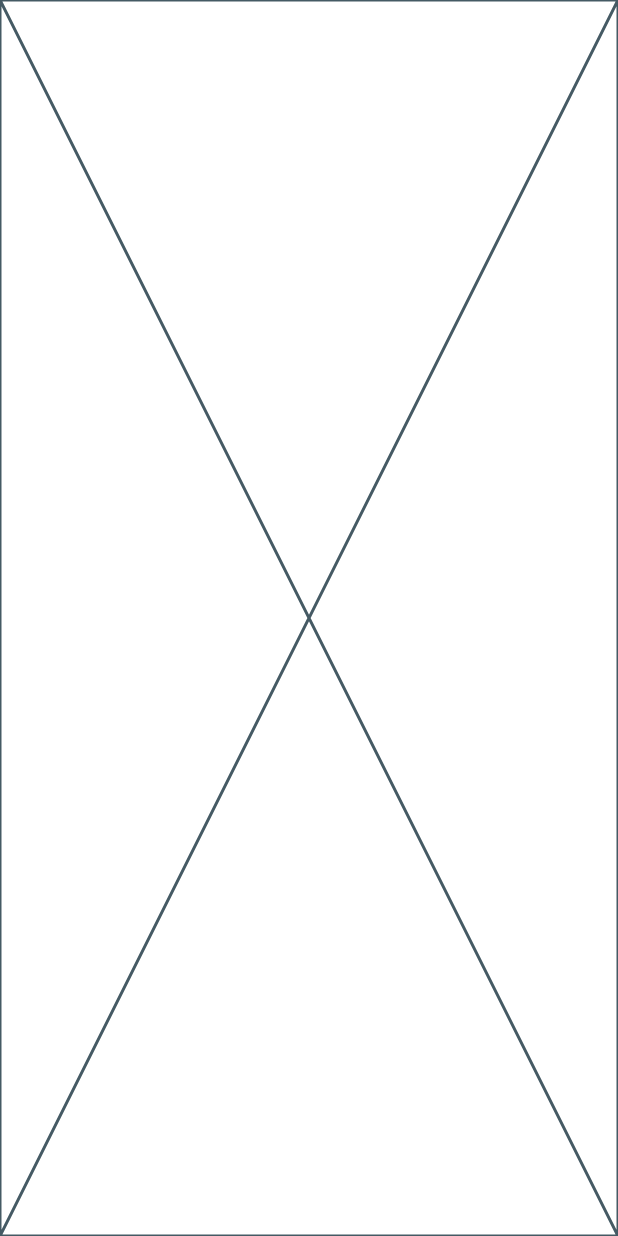
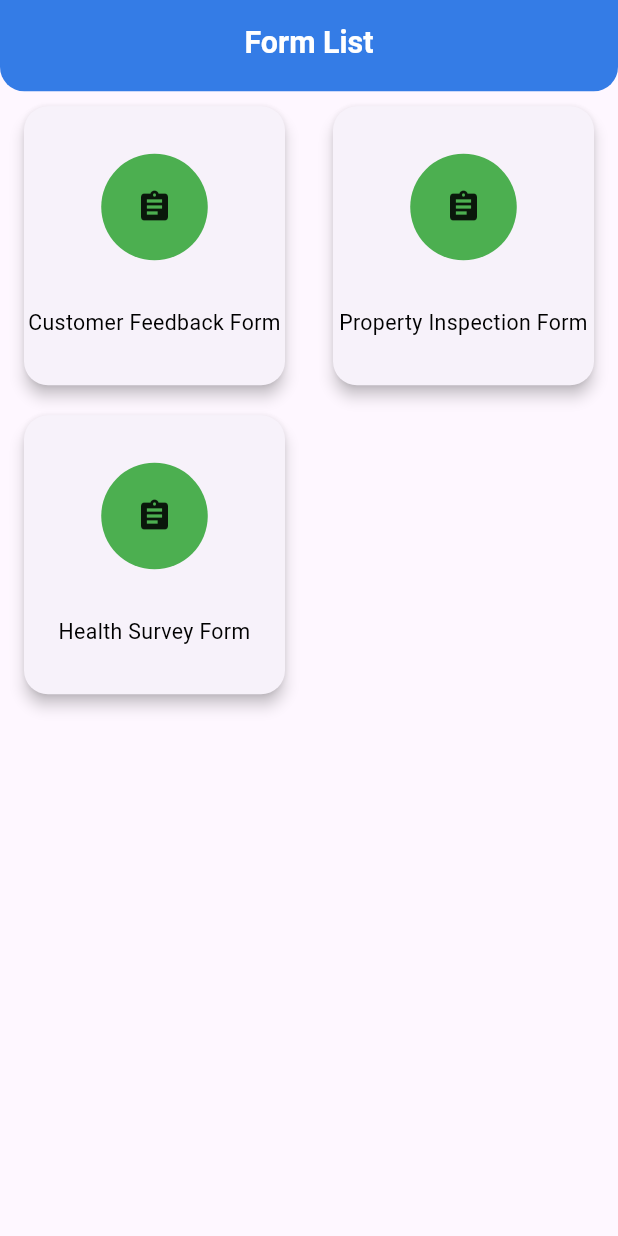
Before and after one commit to JImaruf/Survey-Craft, a Flutter app: the screen it shows after launch, on a phone screen of 412 x 824 dp. Run offline on Flutter 3.47's test engine with Material 3 defaults, Android fonts, the phone set to English and light mode, and no system bars; our stand-ins replace equatable, flutter_bloc, flutter_screenutil.

Commit message:
-app icon updated -form list page -loaded json in form list page successfully

```diff
--- /dev/null
+++ b/lib/config/constants/forms_path.dart
@@ -0,0 +1,5 @@
+class FormsPath {
+  static const String form1 = 'assets/forms/form_1.json';
+  static const String form2 = 'assets/forms/form_2.json';
+  static const String form3 = 'assets/forms/form_3.json';
+}
--- /dev/null
+++ b/lib/data/models/form_model.dart
@@ -0,0 +1,45 @@
+class FormModel {
+  final String formName;
+  final int id;
+  final List<SectionModel> sections;
+
+  FormModel({required this.formName, required this.id, required this.sections});
+
+  factory FormModel.fromJson(Map<String, dynamic> json) => FormModel(
+    formName: json['formName'],
+    id: json['id'],
+    sections: (json['sections'] as List)
+        .map((e) => SectionModel.fromJson(e))
+        .toList(),
+  );
+}
+
+class SectionModel {
+  final String name;
+  final String key;
+  final List<FieldModel> fields;
+
+  SectionModel({required this.name, required this.key, required this.fields});
+
+  factory SectionModel.fromJson(Map<String, dynamic> json) => SectionModel(
+    name: json['name'],
+    key: json['key'],
+    fields: (json['fields'] as List)
+        .map((e) => FieldModel.fromJson(e))
+        .toList(),
+  );
+}
+
+class FieldModel {
+  final int id;
+  final String key;
+  final Map<String, dynamic> properties;
+
+  FieldModel({required this.id, required this.key, required this.properties});
+
+  factory FieldModel.fromJson(Map<String, dynamic> json) => FieldModel(
+    id: json['id'],
+    key: json['key'],
+    properties: json['properties'],
+  );
+}
--- /dev/null
+++ b/lib/logic/bloc/form_list_page/form_list_bloc.dart
@@ -0,0 +1,41 @@
+import 'dart:convert';
+
+import 'package:flutter/services.dart';
+import 'package:flutter_bloc/flutter_bloc.dart';
+import 'package:survey_craft/config/constants/forms_path.dart';
+import 'package:survey_craft/logic/bloc/form_list_page/form_list_event.dart';
+import 'package:survey_craft/logic/bloc/form_list_page/form_list_state.dart';
+
+import '../../../data/models/form_model.dart';
+
+class FormListBloc extends Bloc<FormListEvent,FormListState>{
+  FormListBloc() : super(FormInitialState()){
+
+    LoadFormAssetsEvent();
+
+    on<LoadFormAssetsEvent>((event, emit)  async {
+      List <FormModel> formList = await loadForms();
+      if(formList.isNotEmpty)
+        {
+          emit(FormLoadedState(formList));
+        }
+
+    });
+  }
+
+  Future<List<FormModel>> loadForms() async {
+    final List<String> formAssets = [
+      FormsPath.form1,
+      FormsPath.form2,
+      FormsPath.form3,
+    ];
+
+    final List<FormModel> forms = [];
+    for (final path in formAssets) {
+      final data = await rootBundle.loadString(path);
+      final jsonData = json.decode(data);
+      forms.add(FormModel.fromJson(jsonData));
+    }
+    return forms;
+  }
+}
--- /dev/null
+++ b/lib/logic/bloc/form_list_page/form_list_event.dart
@@ -0,0 +1,4 @@
+abstract class FormListEvent {}
+class LoadFormAssetsEvent extends FormListEvent{
+
+}
--- /dev/null
+++ b/lib/logic/bloc/form_list_page/form_list_state.dart
@@ -0,0 +1,22 @@
+import 'package:equatable/equatable.dart';
+
+import '../../../data/models/form_model.dart';
+
+abstract class FormListState extends Equatable {}
+class FormInitialState extends FormListState{
+
+
+  @override
+  // TODO: implement props
+  List<Object?> get props => [];
+}
+class FormLoadedState extends FormListState{
+  final List<FormModel> formsList;
+
+  FormLoadedState(this.formsList);
+
+
+  @override
+  // TODO: implement props
+  List<Object?> get props => [formsList];
+}
--- a/lib/main.dart
+++ b/lib/main.dart
@@ -1,25 +1,35 @@
 import 'package:flutter/material.dart';
+import 'package:flutter_bloc/flutter_bloc.dart';
 import 'package:flutter_screenutil/flutter_screenutil.dart';
+import 'package:survey_craft/logic/bloc/form_list_page/form_list_bloc.dart';
 import 'package:survey_craft/presentation/pages/splash_screen.dart';
 
 void main() {
   runApp(const MyApp());
 }
+
 class MyApp extends StatelessWidget {
   const MyApp({super.key});
 
   @override
   Widget build(BuildContext context) {
-    return ScreenUtilInit(
+    return MultiBlocProvider(
+
+      providers: [
+        BlocProvider(create: (context) => FormListBloc(),)
+      ],
+      child: ScreenUtilInit(
         designSize: Size(375, 812),
         minTextAdapt: true,
         splitScreenMode: true,
-      builder: (_, child) => MaterialApp(
+        builder: (_, child) =>
+            MaterialApp(
               debugShowCheckedModeBanner: false,
               title: 'SurveyCraft',
               home: child,
             ),
         child: SplashScreen(),
+      ),
     );
   }
 }
--- a/lib/presentation/pages/form_list.dart
+++ b/lib/presentation/pages/form_list.dart
@@ -1,10 +1,53 @@
+import 'dart:developer';
+
 import 'package:flutter/material.dart';
+import 'package:flutter_bloc/flutter_bloc.dart';
+import 'package:survey_craft/logic/bloc/form_list_page/form_list_bloc.dart';
+import 'package:survey_craft/logic/bloc/form_list_page/form_list_event.dart';
+import 'package:survey_craft/logic/bloc/form_list_page/form_list_state.dart';
+import 'package:survey_craft/presentation/widgets/custom_app_bar.dart';
+
+import '../widgets/form_list_card.dart';
 
 class FormList extends StatelessWidget {
   const FormList({super.key});
 
+
   @override
   Widget build(BuildContext context) {
-    return const Placeholder();
+    context.read<FormListBloc>().add(LoadFormAssetsEvent());
+    return Scaffold(
+        appBar: const CustomAppBar(title: "Form List", showBackButton: false,),
+        body: Center(
+            child: BlocBuilder<FormListBloc, FormListState>(
+              builder: (context, state) {
+                log(state.toString(),name: "current form list state");
+                if(state is FormInitialState)
+                  {
+                   return CircularProgressIndicator();
+                  }
+                else if(state is FormLoadedState)
+                  {
+                    return GridView.builder(
+                      gridDelegate: SliverGridDelegateWithFixedCrossAxisCount(
+                          crossAxisCount: 2),
+                      itemCount: state.formsList.length,
+                      itemBuilder: (BuildContext context, int index) {
+                        return FormCard(icon: Icon(Icons.assignment), onTap: () {
+
+                        }, title: state.formsList[index].formName.toString(),);
+                      },
+
+                    );
+                  }
+                else
+                  {
+                 return Text("NO Data Currently Available");
+                }
+
+              },
+            )
+        )
+    );
   }
 }
--- /dev/null
+++ b/lib/presentation/widgets/custom_app_bar.dart
@@ -0,0 +1,50 @@
+import 'package:flutter/material.dart';
+import 'package:flutter_screenutil/flutter_screenutil.dart';
+import 'package:survey_craft/config/constants/app_colors.dart';
+ // Your color constants
+
+class CustomAppBar extends StatelessWidget implements PreferredSizeWidget {
+  final String title;
+  final bool showBackButton;
+  final List<Widget>? actions;
+
+  const CustomAppBar({
+    super.key,
+    required this.title,
+    this.showBackButton = true,
+    this.actions,
+  });
+
+  @override
+  Widget build(BuildContext context) {
+    return AppBar(
+      automaticallyImplyLeading: false,
+      leading: showBackButton
+          ? IconButton(
+        icon: Icon(Icons.arrow_back, color: Colors.white, size: 24.sp),
+        onPressed: () => Navigator.of(context).pop(),
+      )
+          : null,
+      title: Text(
+        title,
+        style: TextStyle(
+          fontSize: 20.sp,
+          fontWeight: FontWeight.w600,
+          color: Colors.white,
+        ),
+      ),
+      centerTitle: true,
+      actions: actions,
+      backgroundColor: AppColors.primary,
+      elevation: 4,
+      shape: RoundedRectangleBorder(
+        borderRadius: BorderRadius.vertical(
+          bottom: Radius.circular(16.r),
+        ),
+      ),
+    );
+  }
+
+  @override
+  Size get preferredSize => Size.fromHeight(60.h);
+}
--- a/lib/presentation/widgets/form_list_card.dart
+++ b/lib/presentation/widgets/form_list_card.dart
@@ -1,14 +1,16 @@
 import 'package:flutter/material.dart';
+import 'package:flutter_screenutil/flutter_screenutil.dart';
+import 'package:survey_craft/config/constants/text_styles.dart';
 
 class FormCard extends StatelessWidget {
   final String title;
-  final String imageUrl;
+  final Icon icon;
   final VoidCallback onTap;
 
   const FormCard({
     super.key,
     required this.title,
-    required this.imageUrl,
+    required this.icon,
     required this.onTap,
   });
 
@@ -21,27 +23,24 @@ class FormCard extends StatelessWidget {
         elevation: 4,
         margin: EdgeInsets.symmetric(horizontal: 16, vertical: 10),
         child: SizedBox(
-          height: 160,
-          child: Row(
+          // height: 160,
+          child: Column(
+            mainAxisAlignment: MainAxisAlignment.spaceEvenly,
+            mainAxisSize: MainAxisSize.max,
             children: [
-              ClipRRect(
-                borderRadius: BorderRadius.only(
-                    topLeft: Radius.circular(16), bottomLeft: Radius.circular(16)),
-                child: Image.asset(
-                  imageUrl,
-                  width: 120,
-                  height: double.infinity,
-                  fit: BoxFit.cover,
+              Container(
+                height: 70.h,
+                width: 70.h, // use height to keep it perfectly circular
+                decoration: BoxDecoration(
+                  color: Colors.green,
+                  shape: BoxShape.circle,
                 ),
+                child: Center(child: icon),
               ),
-              Expanded(
-                child: Padding(
-                  padding: const EdgeInsets.all(16.0),
-                  child: Text(
-                    title,
-                    style: TextStyle(fontSize: 18, fontWeight: FontWeight.bold),
-                  ),
-                ),
+              Text(
+                textAlign: TextAlign.center,
+                title,
+                style: AppTextStyles.body
               )
             ],
           ),
```
Also changed, not shown: assets/forms/form_1.json (added, +97 -0 lines), assets/forms/form_2.json (added, +97 -0 lines), assets/forms/form_3.json (added, +97 -0 lines), pubspec.yaml (+5 -3 lines), pubspec.lock, 5 other files. Lines whose indentation alone changed are shown as unchanged.
